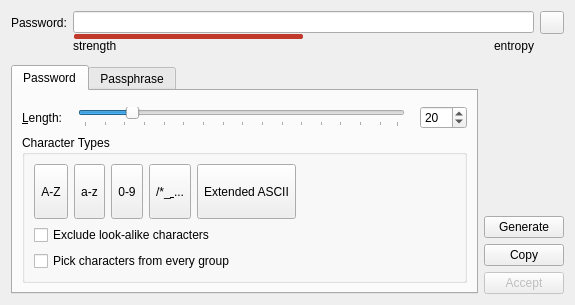
Above: src/gui/PasswordGeneratorWidget.ui from iluminat23/keepassxc-debian before the change. Below: the same form after it.
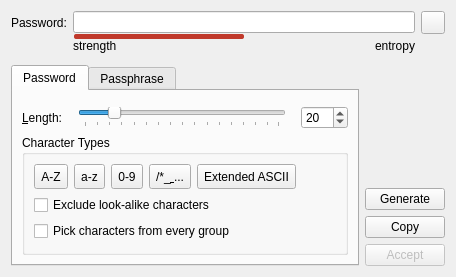
That is the form after the change. Custom widgets are drawn as their Qt base class.

Diff of the .ui file:
```diff
--- a/src/gui/PasswordGeneratorWidget.ui
+++ b/src/gui/PasswordGeneratorWidget.ui
@@ -2,32 +2,12 @@
 <ui version="4.0">
  <class>PasswordGeneratorWidget</class>
  <widget class="QWidget" name="PasswordGeneratorWidget">
-  <property name="geometry">
-   <rect>
-    <x>0</x>
-    <y>0</y>
-    <width>575</width>
-    <height>305</height>
-   </rect>
-  </property>
   <property name="sizePolicy">
    <sizepolicy hsizetype="Preferred" vsizetype="Fixed">
     <horstretch>0</horstretch>
     <verstretch>0</verstretch>
    </sizepolicy>
   </property>
-  <property name="minimumSize">
-   <size>
-    <width>0</width>
-    <height>284</height>
-   </size>
-  </property>
-  <property name="maximumSize">
-   <size>
-    <width>16777215</width>
-    <height>16777215</height>
-   </size>
-  </property>
   <property name="windowTitle">
    <string/>
   </property>
@@ -188,17 +168,11 @@
      <item>
       <widget class="QTabWidget" name="tabWidget">
        <property name="sizePolicy">
-        <sizepolicy hsizetype="Expanding" vsizetype="Expanding">
+        <sizepolicy hsizetype="Expanding" vsizetype="Fixed">
          <horstretch>0</horstretch>
          <verstretch>0</verstretch>
         </sizepolicy>
        </property>
-       <property name="minimumSize">
-        <size>
-         <width>0</width>
-         <height>0</height>
-        </size>
-       </property>
        <property name="tabPosition">
         <enum>QTabWidget::North</enum>
        </property>
@@ -225,12 +199,6 @@
                <layout class="QHBoxLayout" name="alphabetLayout" stretch="0,0,0,0,1,0">
                 <item>
                  <widget class="QToolButton" name="checkBoxUpper">
-                  <property name="sizePolicy">
-                   <sizepolicy hsizetype="Maximum" vsizetype="MinimumExpanding">
-                    <horstretch>0</horstretch>
-                    <verstretch>0</verstretch>
-                   </sizepolicy>
-                  </property>
                   <property name="minimumSize">
                    <size>
                     <width>0</width>
@@ -256,12 +224,6 @@
                 </item>
                 <item>
                  <widget class="QToolButton" name="checkBoxLower">
-                  <property name="sizePolicy">
-                   <sizepolicy hsizetype="Maximum" vsizetype="MinimumExpanding">
-                    <horstretch>0</horstretch>
-                    <verstretch>0</verstretch>
-                   </sizepolicy>
-                  </property>
                   <property name="minimumSize">
                    <size>
                     <width>0</width>
@@ -287,12 +249,6 @@
                 </item>
                 <item>
                  <widget class="QToolButton" name="checkBoxNumbers">
-                  <property name="sizePolicy">
-                   <sizepolicy hsizetype="Maximum" vsizetype="MinimumExpanding">
-                    <horstretch>0</horstretch>
-                    <verstretch>0</verstretch>
-                   </sizepolicy>
-                  </property>
                   <property name="minimumSize">
                    <size>
                     <width>0</width>
@@ -318,12 +274,6 @@
                 </item>
                 <item>
                  <widget class="QToolButton" name="checkBoxSpecialChars">
-                  <property name="sizePolicy">
-                   <sizepolicy hsizetype="Maximum" vsizetype="MinimumExpanding">
-                    <horstretch>0</horstretch>
-                    <verstretch>0</verstretch>
-                   </sizepolicy>
-                  </property>
                   <property name="minimumSize">
                    <size>
                     <width>0</width>
@@ -349,12 +299,6 @@
                 </item>
                 <item>
                  <widget class="QToolButton" name="checkBoxExtASCII">
-                  <property name="sizePolicy">
-                   <sizepolicy hsizetype="Maximum" vsizetype="MinimumExpanding">
-                    <horstretch>0</horstretch>
-                    <verstretch>0</verstretch>
-                   </sizepolicy>
-                  </property>
                   <property name="minimumSize">
                    <size>
                     <width>0</width>
```
Left out of the diff: 2 changed lines with no effect on the pictures.
